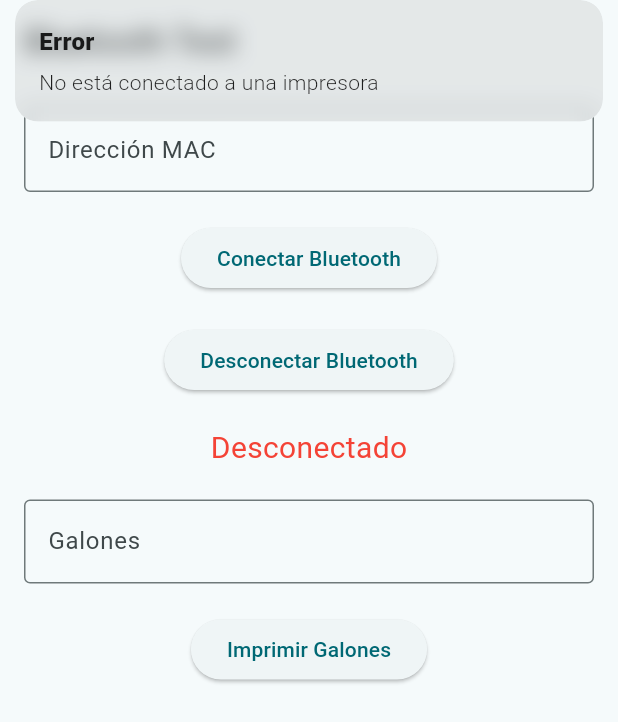
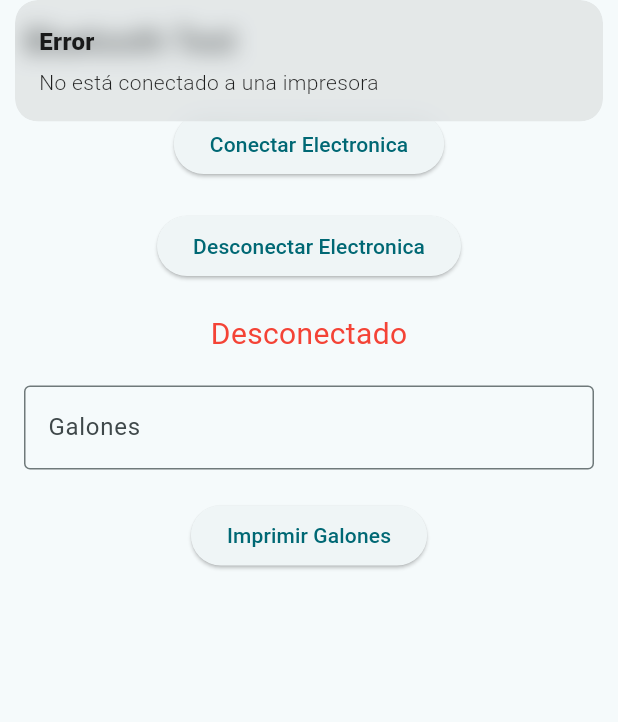
Before and after one commit to silverblade34/app_bluetooth_serial, a Flutter app: the screen it shows after launch, after a tap on "Imprimir Galones", on a phone screen of 412 x 824 dp. Shown: the top 722 px of the screen. Run offline on Flutter 3.47's test engine with Material 3 defaults, Android fonts, the phone set to English and light mode, and no system bars; our stand-ins replace flutter_bluetooth_serial, flutter_easyloading, get, permission_handler; missing offline and left inert: blue_thermal_printer; Roboto replaces fonts that are missing (Onest).

Commit message:
Vlidate: Impresion y electronica

```diff
--- a/lib/app/controllers/home_controller.dart
+++ b/lib/app/controllers/home_controller.dart
@@ -11,9 +11,10 @@ import 'package:permission_handler/permission_handler.dart';
 
 class HomeController extends GetxController {
   serial.BluetoothConnection? connection;
-  var macAddress = '7C:9E:BD:CF:9C:A6'.obs;
   RxString macAddressPrinter = '66:22:2D:E2:D9:D6'.obs;
   TextEditingController galones = TextEditingController();
+  TextEditingController macElectronica =
+      TextEditingController(text: '7C:9E:BD:CF:9C:A6');
   var isConnected = false.obs;
   var isConnectedPrinter = false.obs;
   thermal.BlueThermalPrinter printer = thermal.BlueThermalPrinter.instance;
@@ -41,18 +42,31 @@ class HomeController extends GetxController {
     }
   }
 
-  printConnect() async {
+  Future<void> printConnect() async {
+    // Desconectar el ESP32 antes de conectarte a la impresora térmica
+    await blsDisconnect();
     if (macAddressPrinter.value.isNotEmpty) {
       try {
         // Buscar el dispositivo con la dirección MAC especificada
         List<thermal.BluetoothDevice> devices =
             await printer.getBondedDevices();
+        print("----------------------------------------");
+        print("Dispositivos vinculados:");
+        for (var device in devices) {
+          print("Nombre: ${device.name}, Dirección MAC: ${device.address}");
+        }
+        print("----------------------------------------");
+
         thermal.BluetoothDevice? device =
             devices.firstWhere((d) => d.address == macAddressPrinter.value);
 
         await printer.connect(device);
         isConnectedPrinter.value = await printer.isConnected ?? false;
+        if (!isConnectedPrinter.value) {
+          Get.snackbar("Error", "No se pudo conectar a la impresora");
+        }
       } catch (e) {
+        print(e.toString());
         Get.snackbar("Error", "No se pudo conectar: $e");
       }
     } else {
@@ -65,16 +79,41 @@ class HomeController extends GetxController {
     isConnectedPrinter.value = false;
   }
 
-  printGalones() async {
+  Future<void> printGalones() async {
+    try {
+      // Mostrar el indicador de progreso
+      EasyLoading.showProgress(0.0, status: 'Conectando a la impresora...');
+
+      // Conectar a la impresora
       await printConnect();
+
+      // Actualizar el progreso
+      EasyLoading.showProgress(0.5, status: 'Imprimiendo...');
+
       if (isConnectedPrinter.value) {
         printer.printNewLine();
         printer.printCustom("Galones: ${galones.text}", 2, 1);
         printer.printNewLine();
         printer.printNewLine();
         printer.printNewLine();
+
+        // Actualizar el progreso al 100%
+        EasyLoading.showProgress(1.0, status: 'Finalizando...');
+
+        // Desconectar la impresora después de imprimir
+        await printDisconnect();
+
+        // Ocultar el indicador de progreso
+        EasyLoading.dismiss();
       } else {
+        // Ocultar el indicador de progreso en caso de error
+        EasyLoading.dismiss();
         Get.snackbar("Error", "No está conectado a una impresora");
+      }
+    } catch (e) {
+      // Ocultar el indicador de progreso en caso de excepción
+      EasyLoading.dismiss();
+      Get.snackbar("Error", "Se produjo un error: $e");
     }
   }
 
@@ -97,13 +136,14 @@ class HomeController extends GetxController {
         await serial.FlutterBluetoothSerial.instance.requestEnable();
       }
 
-      if (macAddress.value.isEmpty) {
+      if (macElectronica.text.isEmpty) {
         EasyLoading.dismiss();
         throw "La dirección MAC no puede estar vacía.";
       }
 
-      debugPrint("Intentando conectar con MAC: ${macAddress.value}");
-      connection = await serial.BluetoothConnection.toAddress(macAddress.value);
+      debugPrint("Intentando conectar con MAC: ${macElectronica.text}");
+      connection =
+          await serial.BluetoothConnection.toAddress(macElectronica.text);
       EasyLoading.showInfo("BLS CONECTADO");
       isConnected.value = true;
 
@@ -125,9 +165,7 @@ class HomeController extends GetxController {
         isConnected.value = false;
       });
     } catch (err) {
-      EasyLoading.dismiss();
-      debugPrint("Error: $err");
-      EasyLoading.showError("No se pudo vincular al dispositivo: $err");
+      EasyLoading.showError("No se pudo vincular a la electronica");
     }
   }
 
--- a/lib/app/pages/home_page.dart
+++ b/lib/app/pages/home_page.dart
@@ -17,35 +17,23 @@ class HomePage extends GetView<HomeController> {
           child: Column(
             mainAxisAlignment: MainAxisAlignment.center,
             children: [
-              Obx(
-                () => TextField(
-                  onChanged: (value) => controller.macAddress.value = value,
-                  decoration: InputDecoration(
-                    labelText: 'Dirección MAC',
-                    border: const OutlineInputBorder(),
-                    errorText: controller.macAddress.value.isEmpty
-                        ? 'La dirección MAC no puede estar vacía'
-                        : null,
-                  ),
-                ),
-              ),
-              const SizedBox(height: 20),
               ElevatedButton(
                 onPressed: controller.blsConnect,
-                child: const Text('Conectar Bluetooth'),
+                child: const Text('Conectar Electronica'),
               ),
               const SizedBox(height: 20),
               ElevatedButton(
                 onPressed: controller.blsDisconnect,
-                child: const Text('Desconectar Bluetooth'),
+                child: const Text('Desconectar Electronica'),
               ),
               const SizedBox(height: 20),
               Obx(
                 () => Text(
                   controller.isConnected.value ? 'Conectado' : 'Desconectado',
                   style: TextStyle(
-                    color:
-                        controller.isConnected.value ? Colors.green : Colors.red,
+                    color: controller.isConnected.value
+                        ? Colors.green
+                        : Colors.red,
                     fontSize: 20,
                   ),
                 ),
```
Also changed, not shown: pubspec.lock, 1 other file. Lines whose indentation alone changed are shown as unchanged.
